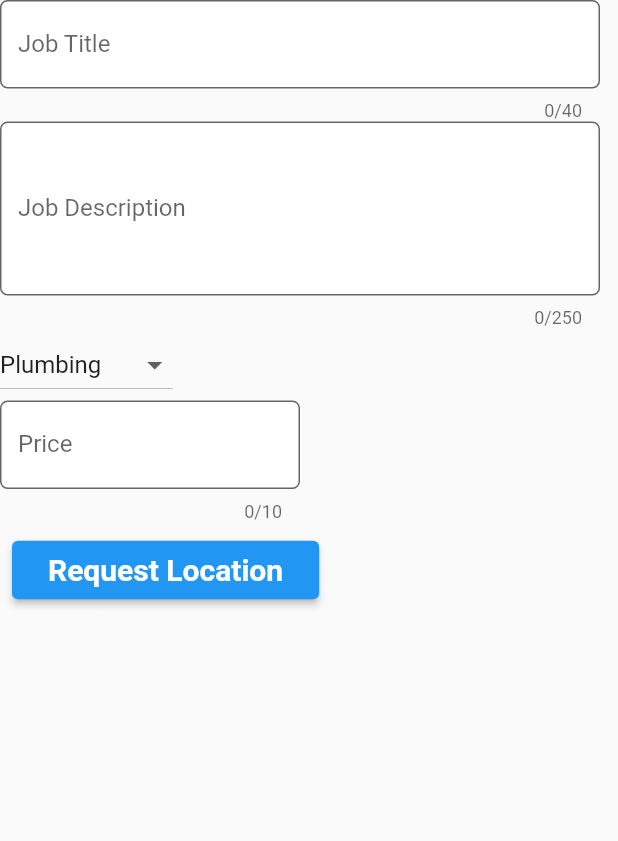
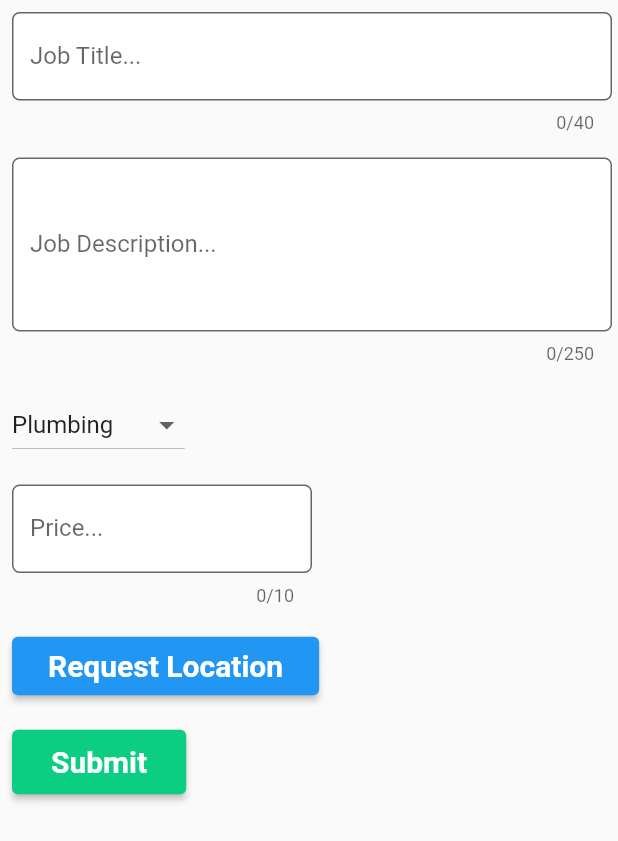
Before and after one commit to Chr0n0sXIII/HSA, a Flutter app: the Add_Job_Form widget shown alone on an empty page, opened directly, on a phone screen of 412 x 824 dp. Shown: the top 841 px of the screen. Run offline on Flutter 3.47's test engine with Material 2 defaults, Android fonts, the phone set to English and light mode, and no system bars; our stand-ins replace device_preview, flutter_rating_bar; missing offline and left inert: dart:html.

Commit message:
Submit Button and padding

```diff
--- a/lib/views/widgets/addJob_FormWidget.dart
+++ b/lib/views/widgets/addJob_FormWidget.dart
@@ -28,7 +28,9 @@ class _Add_Job_FormState extends State<Add_Job_Form> {
           Column(
             crossAxisAlignment: CrossAxisAlignment.start,
             children: [
-              Container(
+              Padding(
+                padding: const EdgeInsets.all(8.0),
+                child: Container(
                   width: 400,
                   child: TextField(
                     maxLength: 40,
@@ -36,13 +38,16 @@ class _Add_Job_FormState extends State<Add_Job_Form> {
                     decoration: InputDecoration(
                         fillColor: Colors.white,
                         filled: true,
-                      label: Text("Job Title"),
+                        label: Text("Job Title..."),
                         errorText: Job_Title_Error,
                         border: OutlineInputBorder(
                             borderRadius: BorderRadius.all(Radius.circular(5)))),
                   ),
                 ),
-              Container(
+              ),
+              Padding(
+                padding: const EdgeInsets.all(8.0),
+                child: Container(
                   width: 400,
                   child: TextField(
                     maxLength: 250,
@@ -50,13 +55,16 @@ class _Add_Job_FormState extends State<Add_Job_Form> {
                     decoration: InputDecoration(
                         fillColor: Colors.white,
                         filled: true,
-                      label: Text("Job Description"),
+                        label: Text("Job Description..."),
                         errorText: Job_Title_Error,
                         border: OutlineInputBorder(
                             borderRadius: BorderRadius.all(Radius.circular(5)))),
                   ),
                 ),
-              DropdownButton<String>(
+              ),
+              Padding(
+                padding: const EdgeInsets.all(8.0),
+                child: DropdownButton<String>(
                   value: selectedItem,
                   items: items.map((String item) => DropdownMenuItem<String>(
                     value: item,
@@ -67,7 +75,10 @@ class _Add_Job_FormState extends State<Add_Job_Form> {
                     }
                   )
                 ),
-              Container(
+              ),
+              Padding(
+                padding: const EdgeInsets.all(8.0),
+                child: Container(
                   width: 200,
                   child: TextField(
                     maxLength: 10,
@@ -75,10 +86,11 @@ class _Add_Job_FormState extends State<Add_Job_Form> {
                     decoration: InputDecoration(
                         fillColor: Colors.white,
                         filled: true,
-                      label: Text("Price"),
+                        label: Text("Price..."),
                         errorText: Job_Title_Error,
                         border: OutlineInputBorder(
                             borderRadius: BorderRadius.all(Radius.circular(5)))),
+                  ),
                 ),
               ),
               Padding(
@@ -93,6 +105,21 @@ class _Add_Job_FormState extends State<Add_Job_Form> {
                     ),
                   )
                 ),
+              ),
+              Padding(
+                padding: const EdgeInsets.all(8.0),
+                child: ElevatedButton(
+                  style: ElevatedButton.styleFrom(
+                  primary: Color.fromRGBO(11, 206, 131, 1)),
+                  onPressed: (){},
+                  child: Padding(
+                    padding: const EdgeInsets.all(10.0),
+                    child: Text(
+                      'Submit',
+                      style: TextStyle(fontSize: 20, fontWeight: FontWeight.bold),
+                    ),
+                  )
+                ),
               )
             ],
           )
```
Lines whose indentation alone changed are shown as unchanged.
